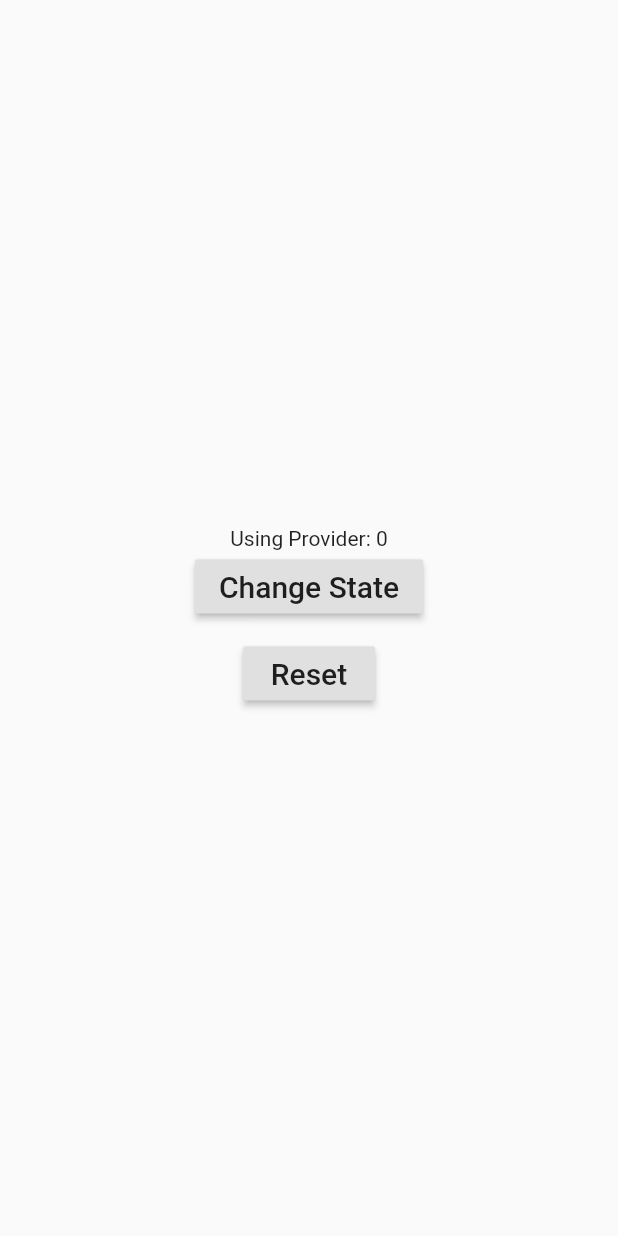
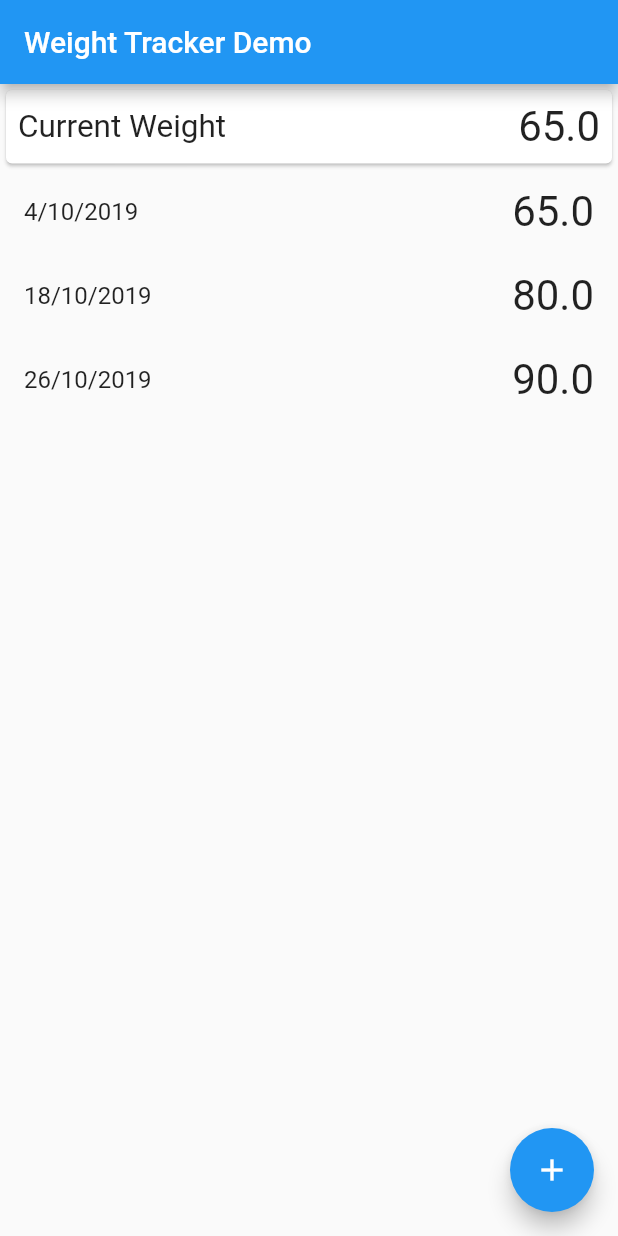
Before and after one commit to ibrahimatmaca/basic_provider, a Flutter app: the screen it shows after launch, on a phone screen of 412 x 824 dp. Run offline on Flutter 3.47's test engine with Material 2 defaults, Android fonts, the phone set to English and light mode, and no system bars; our stand-ins replace numberpicker.

Commit message:
change file system and add new provider example

```diff
--- /dev/null
+++ b/lib/basicfirst/stateless_app_firs.dart
@@ -0,0 +1,42 @@
+import 'package:flutter/material.dart';
+import 'package:provider/provider.dart';
+
+import 'model/counter_model.dart';
+
+class StatelessApp extends StatelessWidget {
+  const StatelessApp({Key key}) : super(key: key);
+
+  @override
+  Widget build(BuildContext context) {
+    var value = Provider.of<Counter>(context).value;
+    return Scaffold(
+      body: Center(
+        child: Column(mainAxisAlignment: MainAxisAlignment.center, children: [
+          Text("Using Provider: " + value.toString()),
+          incrementRaisedButton(context),
+          SizedBox(height: 10),
+          resetRaisedButton(context)
+        ]),
+      ),
+    );
+  }
+
+  //Use Consumer to build Widget displaying value
+  RaisedButton incrementRaisedButton(BuildContext context) {
+    return RaisedButton(
+      onPressed: () {
+        Provider.of<Counter>(context, listen: false).increment();
+      },
+      child: Text('Change State', style: TextStyle(fontSize: 20)),
+    );
+  }
+
+  RaisedButton resetRaisedButton(BuildContext context) {
+    return RaisedButton(
+      onPressed: () {
+        Provider.of<Counter>(context).reset();
+      },
+      child: Text('Reset', style: TextStyle(fontSize: 20)),
+    );
+  }
+}
--- /dev/null
+++ b/lib/basicsecond/models/weight.dart
@@ -0,0 +1,6 @@
+class Weight {
+  final double weight;
+  final DateTime time;
+
+  Weight({this.weight,this.time});
+}
--- /dev/null
+++ b/lib/basicsecond/screens/weight_screen.dart
@@ -0,0 +1,112 @@
+import 'package:basic_provider/basicsecond/models/weight.dart';
+import 'package:basic_provider/basicsecond/states/weight_state.dart';
+import 'package:flutter/material.dart';
+import 'package:numberpicker/numberpicker.dart';
+import 'package:provider/provider.dart';
+
+class WeightPage extends StatelessWidget {
+  const WeightPage({Key key}) : super(key: key);
+
+  @override
+  Widget build(BuildContext context) {
+    return Scaffold(
+      appBar: AppBar(
+        title: Text("Weight Tracker Demo"),
+      ),
+      body: _builderBodyConsumer(),
+      floatingActionButton: _buildfbutton(context),
+    );
+  }
+
+  FloatingActionButton _buildfbutton(BuildContext context) {
+    return FloatingActionButton(
+      child: Icon(Icons.add),
+      onPressed: () async {
+        var state = Provider.of<WeightState>(context, listen: false);
+        var result = await showDialog<double>(
+            context: context,
+            builder: (context) {
+              return NumberPickerDialog.decimal(
+                  initialDoubleValue: state.weights.first.weight,
+                  maxValue: 200,
+                  minValue: 1);
+            });
+        if (result != null && result > 0) {
+          state.add(Weight(
+            weight: result,
+            time: DateTime.now(),
+          ));
+        }
+      },
+    );
+  }
+
+  Consumer<WeightState> _builderBodyConsumer() {
+    return Consumer<WeightState>(
+      builder: (context, state, child) {
+        var weights = state.weights;
+        return Container(
+          child: Column(
+            children: <Widget>[
+              _containerInput(weights),
+              _expandedListViewBuilder(state, weights),
+            ],
+          ),
+        );
+      },
+    );
+  }
+
+  Container _containerInput(List<Weight> weights) {
+    return Container(
+      child: Card(
+        child: Padding(
+          padding: const EdgeInsets.all(8.0),
+          child: Row(
+            mainAxisAlignment: MainAxisAlignment.spaceBetween,
+            children: <Widget>[
+              Text(
+                "Current Weight",
+                textScaleFactor: 1.5,
+              ),
+              Text(
+                weights.first.weight.toString(),
+                textScaleFactor: 2,
+              )
+            ],
+          ),
+        ),
+      ),
+    );
+  }
+
+  Expanded _expandedListViewBuilder(WeightState state, List<Weight> weights) {
+    return Expanded(
+      child: ListView.builder(
+        itemCount: state.weights.length,
+        itemBuilder: (BuildContext context, int index) {
+          return listTile(weights, index);
+        },
+      ),
+    );
+  }
+
+  ListTile listTile(List<Weight> weights, int index) {
+    return ListTile(
+      title: _timeText(weights, index),
+      trailing: trailingText(weights, index),
+    );
+  }
+
+  Text trailingText(List<Weight> weights, int index) {
+    return Text(
+      weights[index].weight.toString(),
+      textScaleFactor: 2,
+    );
+  }
+
+  Text _timeText(List<Weight> weights, int index) {
+    return Text(
+        "${weights[index].time.day}/${weights[index].time.month}/${weights[index].time.year}");
+  }
+}
--- /dev/null
+++ b/lib/basicsecond/states/weight_state.dart
@@ -0,0 +1,19 @@
+import 'package:basic_provider/basicsecond/models/weight.dart';
+import 'package:flutter/material.dart';
+
+import 'package:flutter/material.dart';
+
+class WeightState with ChangeNotifier {
+  List<Weight> _weights = [
+    Weight(weight: 65, time: DateTime.utc(2019, 10, 4)),
+    Weight(weight: 80, time: DateTime.utc(2019, 10, 18)),
+    Weight(weight: 90, time: DateTime.utc(2019, 10, 26)),
+  ];
+
+  List<Weight> get weights => _weights;
+
+  add(Weight weight) {
+    _weights.insert(0, weight);
+    notifyListeners();
+  }
+}
--- a/lib/main.dart
+++ b/lib/main.dart
@@ -1,10 +1,16 @@
+import 'package:basic_provider/basicsecond/screens/weight_screen.dart';
+import 'package:basic_provider/basicsecond/states/weight_state.dart';
 import 'package:flutter/material.dart';
 import 'package:provider/provider.dart';
-import 'model/counter_model.dart';
+import 'basicfirst/model/counter_model.dart';
+import 'basicfirst/stateless_app_firs.dart';
 
 void main() {
   runApp(MultiProvider(
-    providers: [ChangeNotifierProvider(create: (_) => Counter())],
+    providers: [
+      ChangeNotifierProvider(create: (_) => Counter()),
+      ChangeNotifierProvider(create: (_) => WeightState())
+    ],
     child: MyApp(),
   ));
 }
@@ -14,45 +20,7 @@ class MyApp extends StatelessWidget {
   Widget build(BuildContext context) {
     return MaterialApp(
       debugShowCheckedModeBanner: false,
-      home: StatelessApp(),
+      home: WeightPage(),
     );
   }
 }
-
-class StatelessApp extends StatelessWidget {
-  const StatelessApp({Key key}) : super(key: key);
-
-  @override
-  Widget build(BuildContext context) {
-    var value = Provider.of<Counter>(context).value;
-    return Scaffold(
-      body: Center(
-        child: Column(mainAxisAlignment: MainAxisAlignment.center, children: [
-          Text("Using Provider: " + value.toString()),
-          incrementRaisedButton(context),
-          SizedBox(height: 10),
-          resetRaisedButton(context)
-        ]),
-      ),
-    );
-  }
-
-  //Use Consumer to build Widget displaying value
-  RaisedButton incrementRaisedButton(BuildContext context) {
-    return RaisedButton(
-      onPressed: () {
-        Provider.of<Counter>(context, listen: false).increment();
-      },
-      child: Text('Change State', style: TextStyle(fontSize: 20)),
-    );
-  }
-
-  RaisedButton resetRaisedButton(BuildContext context) {
-    return RaisedButton(
-      onPressed: () {
-        Provider.of<Counter>(context).reset();
-      },
-      child: Text('Reset', style: TextStyle(fontSize: 20)),
-    );
-  }
-}
--- a/pubspec.yaml
+++ b/pubspec.yaml
@@ -29,6 +29,7 @@ dependencies:
   # Use with the CupertinoIcons class for iOS style icons.
   cupertino_icons: ^1.0.0
   provider: ^3.0.0
+  numberpicker: ^1.0.0
 
 dev_dependencies:
   flutter_test:
```
Also changed, not shown: lib/basicfirst/model/counter_model.dart (renamed from lib/model/counter_model.dart), pubspec.lock.
